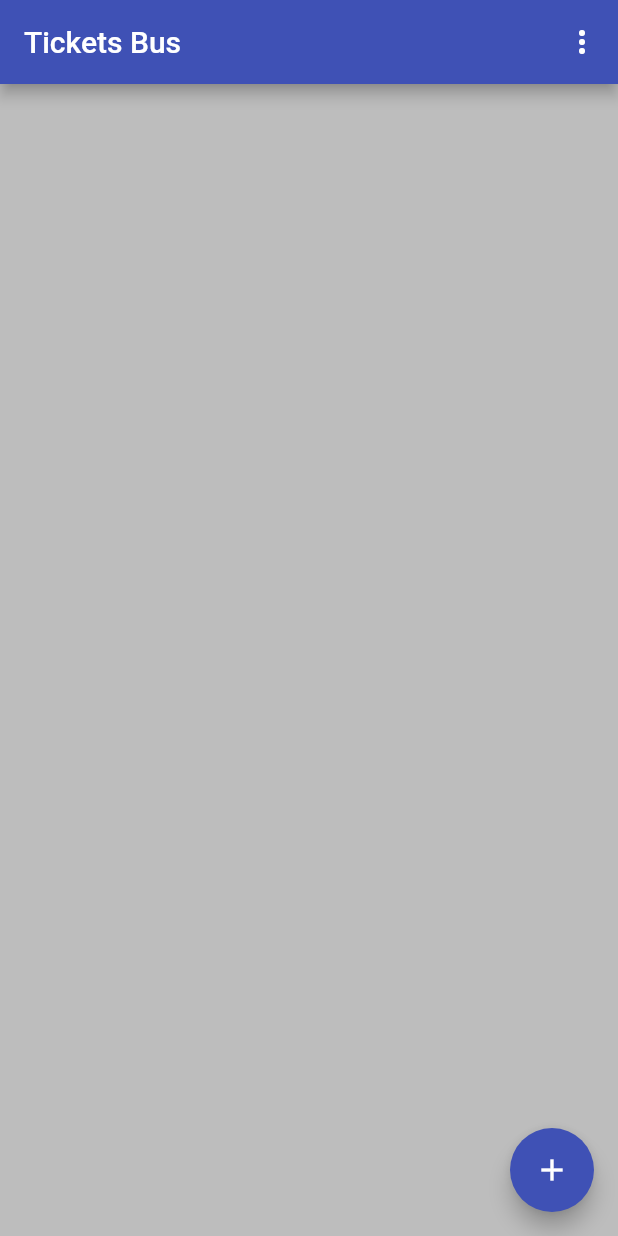
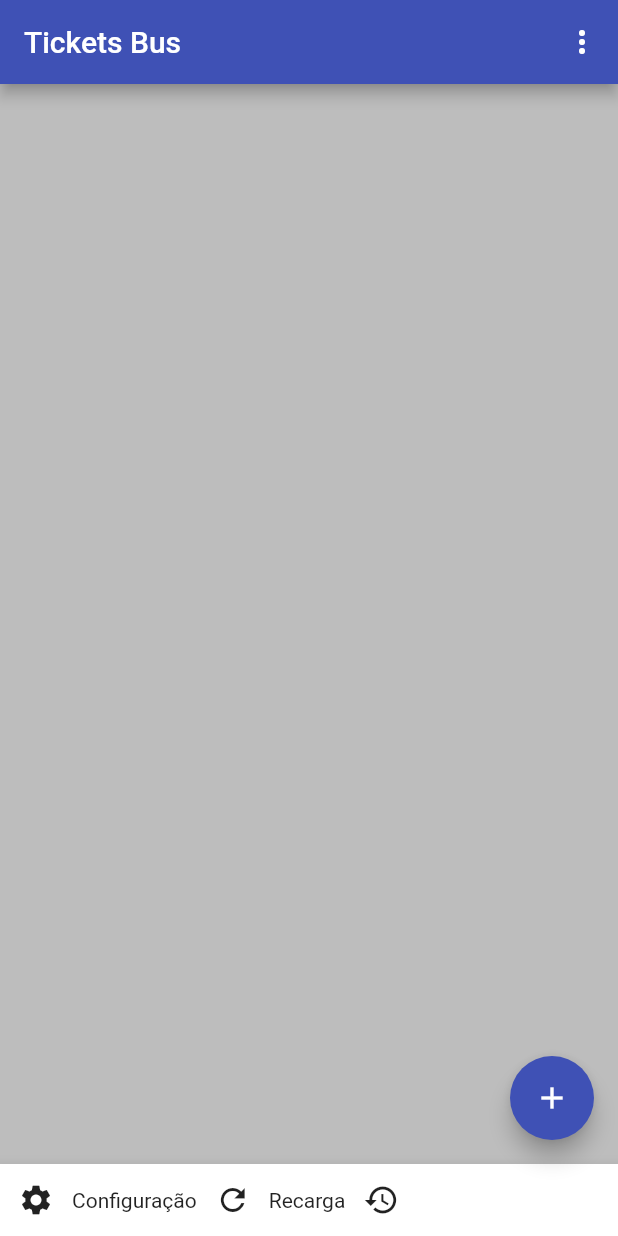
Before and after one commit to beliciobcardoso-zz/app_ticketsbus, a Flutter app: the screen it shows after launch, on a phone screen of 412 x 824 dp. Run offline on Flutter 3.47's test engine with Material 2 defaults, Android fonts, the phone set to English and light mode, and no system bars; our stand-ins replace flutter_masked_text.

Commit message:
criado o bottomNavigationBar

```diff
--- a/lib/pages/MyHomePage.dart
+++ b/lib/pages/MyHomePage.dart
@@ -1,6 +1,10 @@
+import 'package:app_ticketsbus/pages/Config.dart';
 import 'package:flutter/material.dart';
 import 'package:app_ticketsbus/models/MenuPopup.dart';
 import 'package:app_ticketsbus/pages/AdicionarPassagens.dart';
+import 'package:app_ticketsbus/pages/Recarga.dart';
+
+import 'historico.dart';
 
 class MyHomePage extends StatelessWidget {
   @override
@@ -25,6 +29,82 @@ class MyHomePage extends StatelessWidget {
       body: Container(
         color: Colors.grey[400],
       ),
+      bottomNavigationBar: BottomAppBar(
+        child: Row(
+          children: <Widget>[
+            Container(
+              child: Row(
+                children: <Widget>[
+                  Container(
+                    child: IconButton(
+                      icon: Icon(Icons.settings),
+                      tooltip: "Configuração",
+                      onPressed: () {
+                        Navigator.push(
+                          context,
+                          MaterialPageRoute(
+                            builder: (context) => MyConfig(),
+                          ),
+                        );
+                      },
+                    ),
+                  )
+                ],
+              ),
+            ),
+            SizedBox(
+              child: Text(
+                "Configuração",
+              ),
+            ),
+            Container(
+              child: Row(
+                children: <Widget>[
+                  Container(
+                    child: IconButton(
+                      icon: Icon(Icons.refresh),
+                      tooltip: "Recarga",
+                      onPressed: () {
+                        Navigator.push(
+                          context,
+                          MaterialPageRoute(
+                            builder: (context) => Recarga(),
+                          ),
+                        );
+                      },
+                    ),
+                  )
+                ],
+              ),
+            ),
+            SizedBox(
+              child: Text(
+                "Recarga",
+              ),
+            ),
+            Container(
+              child: Row(
+                children: <Widget>[
+                  Container(
+                    child: IconButton(
+                      icon: Icon(Icons.history),
+                      tooltip: "Historico",
+                      onPressed: () {
+                        Navigator.push(
+                          context,
+                          MaterialPageRoute(
+                            builder: (context) => HistoricoRecarga(),
+                          ),
+                        );
+                      },
+                    ),
+                  )
+                ],
+              ),
+            ),
+          ],
+        ),
+      ),
       floatingActionButton: FloatingActionButton(
         child: Icon(Icons.add),
         tooltip: 'Adicionar passagens',
@@ -40,14 +120,16 @@ class MyHomePage extends StatelessWidget {
     );
   }
 
+  void pageRecarga() {
+    print('Recargassssssssssss');
+  }
+
   void choiceAction(String choice) {
     if (choice == MenuPopup.Recarga) {
-      print('Settings');
-      print('Settings');
     } else if (choice == MenuPopup.Config) {
-      print('Subscribe');
+      print('Configuração');
     } else if (choice == MenuPopup.Sobre) {
-      print('SignOut');
+      print('Sobre');
     }
   }
 }
```
